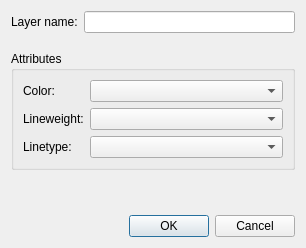
Before: the Qt Designer form scripts/Layer/LayerDialog.ui in qcad/qcad, drawn with Qt 5.
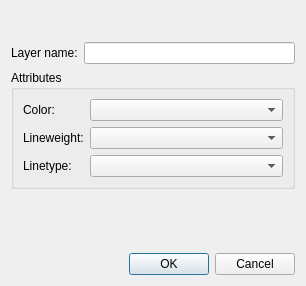
After: the same form once the commit is applied. Custom widgets are drawn as their Qt base class.

Commit message: change layout type to grid layout to improve expansion

Diff of the .ui file:
```diff
--- a/scripts/Layer/LayerDialog.ui
+++ b/scripts/Layer/LayerDialog.ui
@@ -10,7 +10,7 @@
     <x>0</x>
     <y>0</y>
     <width>306</width>
-    <height>248</height>
+    <height>286</height>
    </rect>
   </property>
   <property name="windowTitle">
@@ -18,15 +18,18 @@
   </property>
   <layout class="QVBoxLayout" name="verticalLayout">
    <item>
-    <layout class="QFormLayout" name="Layout">
+    <layout class="QGridLayout" name="Layout">
      <item row="0" column="0">
+      <widget class="QWidget" name="widget" native="true"/>
+     </item>
+     <item row="1" column="0">
       <widget class="QLabel" name="LayerNameLabel">
        <property name="text">
         <string>Layer name:</string>
        </property>
       </widget>
      </item>
-     <item row="0" column="1">
+     <item row="1" column="1">
       <widget class="QLineEdit" name="LayerName">
        <property name="sizePolicy">
         <sizepolicy hsizetype="MinimumExpanding" vsizetype="Fixed">
```
